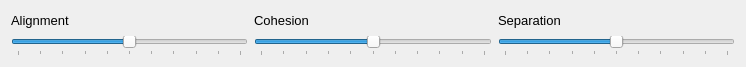
Qt form ui/Settings.ui (kpdudek/Boids) before a commit.
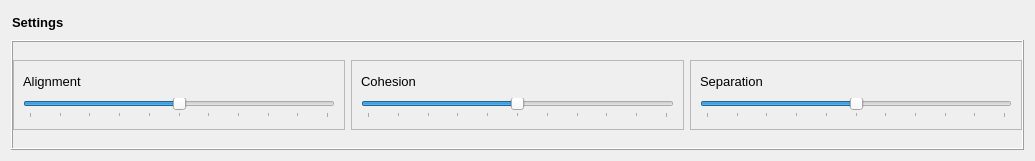
The same form after that commit. Icons and pictures are not drawn.

Commit message: Window now properly resizes when settings dialog is toggled

```diff
--- a/ui/Settings.ui
+++ b/ui/Settings.ui
@@ -6,16 +6,152 @@
    <rect>
     <x>0</x>
     <y>0</y>
-    <width>746</width>
-    <height>67</height>
+    <width>1035</width>
+    <height>158</height>
    </rect>
   </property>
+  <property name="sizePolicy">
+   <sizepolicy hsizetype="Preferred" vsizetype="Minimum">
+    <horstretch>0</horstretch>
+    <verstretch>0</verstretch>
+   </sizepolicy>
+  </property>
+  <property name="minimumSize">
+   <size>
+    <width>0</width>
+    <height>0</height>
+   </size>
+  </property>
+  <property name="maximumSize">
+   <size>
+    <width>16777215</width>
+    <height>160</height>
+   </size>
+  </property>
   <property name="windowTitle">
    <string>Form</string>
   </property>
   <layout class="QGridLayout" name="gridLayout">
-   <item row="0" column="1">
+   <item row="1" column="1">
+    <widget class="QFrame" name="settings_frame">
+     <property name="minimumSize">
+      <size>
+       <width>0</width>
+       <height>110</height>
+      </size>
+     </property>
+     <property name="maximumSize">
+      <size>
+       <width>16777215</width>
+       <height>110</height>
+      </size>
+     </property>
+     <property name="frameShape">
+      <enum>QFrame::Box</enum>
+     </property>
+     <property name="frameShadow">
+      <enum>QFrame::Raised</enum>
+     </property>
+     <layout class="QGridLayout" name="gridLayout_2">
+      <property name="leftMargin">
+       <number>0</number>
+      </property>
+      <property name="topMargin">
+       <number>0</number>
+      </property>
+      <property name="rightMargin">
+       <number>0</number>
+      </property>
+      <property name="bottomMargin">
+       <number>0</number>
+      </property>
+      <property name="verticalSpacing">
+       <number>0</number>
+      </property>
+      <item row="2" column="1">
+       <widget class="QFrame" name="frame_3">
+        <property name="maximumSize">
+         <size>
+          <width>16777215</width>
+          <height>70</height>
+         </size>
+        </property>
+        <property name="frameShape">
+         <enum>QFrame::StyledPanel</enum>
+        </property>
+        <property name="frameShadow">
+         <enum>QFrame::Raised</enum>
+        </property>
+        <layout class="QGridLayout" name="gridLayout_4">
+         <item row="1" column="0">
+          <widget class="QSlider" name="horizontalSlider_2">
+           <property name="maximum">
+            <number>10</number>
+           </property>
+           <property name="singleStep">
+            <number>1</number>
+           </property>
+           <property name="pageStep">
+            <number>5</number>
+           </property>
+           <property name="value">
+            <number>5</number>
+           </property>
+           <property name="orientation">
+            <enum>Qt::Horizontal</enum>
+           </property>
+           <property name="tickPosition">
+            <enum>QSlider::TicksBelow</enum>
+           </property>
+           <property name="tickInterval">
+            <number>1</number>
+           </property>
+          </widget>
+         </item>
+         <item row="0" column="0">
+          <widget class="QLabel" name="label_2">
+           <property name="maximumSize">
+            <size>
+             <width>16777215</width>
+             <height>20</height>
+            </size>
+           </property>
+           <property name="font">
+            <font>
+             <pointsize>10</pointsize>
+            </font>
+           </property>
+           <property name="text">
+            <string>Cohesion</string>
+           </property>
+          </widget>
+         </item>
+        </layout>
+       </widget>
+      </item>
+      <item row="2" column="0">
+       <widget class="QFrame" name="frame_2">
+        <property name="maximumSize">
+         <size>
+          <width>16777215</width>
+          <height>70</height>
+         </size>
+        </property>
+        <property name="frameShape">
+         <enum>QFrame::StyledPanel</enum>
+        </property>
+        <property name="frameShadow">
+         <enum>QFrame::Raised</enum>
+        </property>
+        <layout class="QGridLayout" name="gridLayout_3">
+         <item row="0" column="0">
     <widget class="QLabel" name="label">
+           <property name="maximumSize">
+            <size>
+             <width>16777215</width>
+             <height>20</height>
+            </size>
+           </property>
      <property name="font">
       <font>
        <pointsize>10</pointsize>
@@ -26,7 +162,7 @@
      </property>
     </widget>
    </item>
-   <item row="1" column="1">
+         <item row="1" column="0">
     <widget class="QSlider" name="horizontalSlider">
      <property name="maximum">
       <number>10</number>
@@ -51,8 +187,32 @@
      </property>
     </widget>
    </item>
-   <item row="0" column="3">
+        </layout>
+       </widget>
+      </item>
+      <item row="2" column="2">
+       <widget class="QFrame" name="frame_4">
+        <property name="maximumSize">
+         <size>
+          <width>16777215</width>
+          <height>70</height>
+         </size>
+        </property>
+        <property name="frameShape">
+         <enum>QFrame::StyledPanel</enum>
+        </property>
+        <property name="frameShadow">
+         <enum>QFrame::Raised</enum>
+        </property>
+        <layout class="QGridLayout" name="gridLayout_5">
+         <item row="0" column="0">
     <widget class="QLabel" name="label_3">
+           <property name="maximumSize">
+            <size>
+             <width>16777215</width>
+             <height>20</height>
+            </size>
+           </property>
      <property name="font">
       <font>
        <pointsize>10</pointsize>
@@ -63,19 +223,7 @@
      </property>
     </widget>
    </item>
-   <item row="0" column="2">
-    <widget class="QLabel" name="label_2">
-     <property name="font">
-      <font>
-       <pointsize>10</pointsize>
-      </font>
-     </property>
-     <property name="text">
-      <string>Cohesion</string>
-     </property>
-    </widget>
-   </item>
-   <item row="1" column="3">
+         <item row="1" column="0">
     <widget class="QSlider" name="horizontalSlider_3">
      <property name="maximum">
       <number>10</number>
@@ -100,28 +248,35 @@
      </property>
     </widget>
    </item>
-   <item row="1" column="2">
-    <widget class="QSlider" name="horizontalSlider_2">
-     <property name="maximum">
-      <number>10</number>
+        </layout>
+       </widget>
+      </item>
+     </layout>
+    </widget>
+   </item>
+   <item row="0" column="1">
+    <widget class="QPushButton" name="expand_collapse_settings_button">
+     <property name="font">
+      <font>
+       <pointsize>10</pointsize>
+       <weight>75</weight>
+       <italic>false</italic>
+       <bold>true</bold>
+      </font>
      </property>
-     <property name="singleStep">
-      <number>1</number>
+     <property name="styleSheet">
+      <string notr="true">text-align: left;
+font:  bold 10pt;</string>
      </property>
-     <property name="pageStep">
-      <number>5</number>
+     <property name="text">
+      <string>Settings</string>
      </property>
-     <property name="value">
-      <number>5</number>
+     <property name="icon">
+      <iconset>
+       <normaloff>icons/expand_down.png</normaloff>icons/expand_down.png</iconset>
      </property>
-     <property name="orientation">
-      <enum>Qt::Horizontal</enum>
-     </property>
-     <property name="tickPosition">
-      <enum>QSlider::TicksBelow</enum>
-     </property>
-     <property name="tickInterval">
-      <number>1</number>
+     <property name="flat">
+      <bool>true</bool>
      </property>
     </widget>
    </item>
```
Lines whose indentation alone changed are shown as unchanged. The commit also changes 3 other files.
